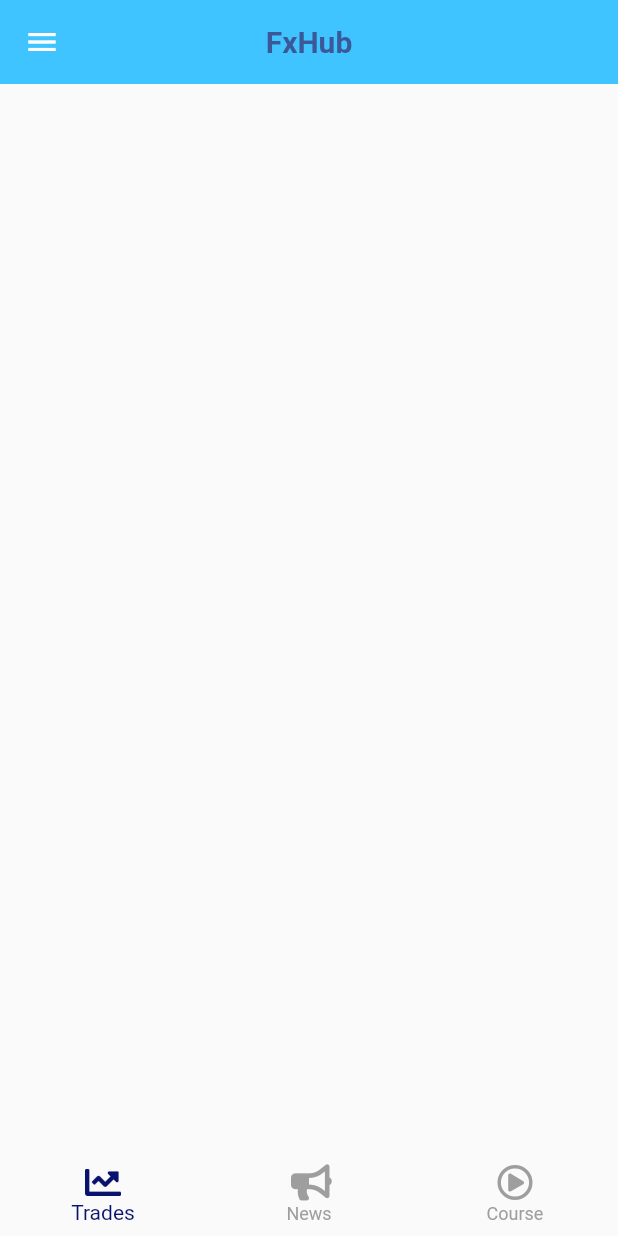
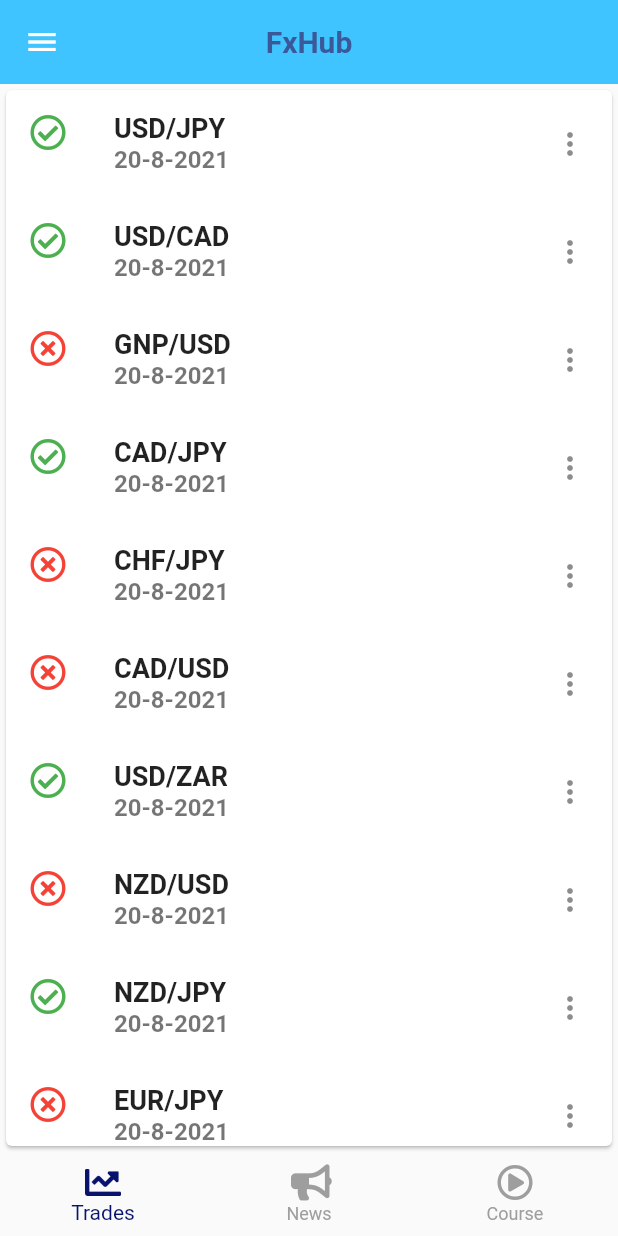
Before and after one commit to luqmantuke/FxHub, a Flutter app: the screen it shows once a user with an empty profile is signed in, on a phone screen of 412 x 824 dp. Run offline on Flutter 3.47's test engine with Material 2 defaults, Android fonts, the phone set to English and light mode, and no system bars; our stand-ins replace cloud_firestore, firebase_auth, firebase_core, font_awesome_flutter, google_sign_in; accounts and stored records are empty; network calls fail.

Commit message:
Done section A designing and displaying trades

```diff
--- a/lib/models/trade.dart
+++ b/lib/models/trade.dart
@@ -3,7 +3,7 @@
 class Trade {
   String pair;
   String id;
-  IconData result;
+  String result;
   DateTime dateTime;
 
   Trade(
--- a/lib/provider/trades.dart
+++ b/lib/provider/trades.dart
@@ -8,61 +8,61 @@
     Trade(
       id: 'tr1',
       pair: 'USD/JPY',
-      result: FontAwesomeIcons.checkCircle,
+      result: 'profit',
       dateTime: DateTime.now(),
     ),
     Trade(
       id: 'tr2',
       pair: 'USD/CAD',
-      result: FontAwesomeIcons.checkCircle,
+      result: 'profit',
       dateTime: DateTime.now(),
     ),
     Trade(
       id: 'tr3',
       pair: 'GNP/USD',
-      result: FontAwesomeIcons.timesCircle,
+      result: 'loss',
       dateTime: DateTime.now(),
     ),
     Trade(
       id: 'tr4',
       pair: 'CAD/JPY',
-      result: FontAwesomeIcons.checkCircle,
+      result: 'profit',
       dateTime: DateTime.now(),
     ),
     Trade(
       id: 'tr5',
       pair: 'CHF/JPY',
-      result: FontAwesomeIcons.timesCircle,
+      result: 'loss',
       dateTime: DateTime.now(),
     ),
     Trade(
       id: 'tr6',
       pair: 'CAD/USD',
-      result: FontAwesomeIcons.timesCircle,
+      result: 'loss',
       dateTime: DateTime.now(),
     ),
     Trade(
       id: 'tr7',
       pair: 'USD/ZAR',
-      result: FontAwesomeIcons.checkCircle,
+      result: 'profit',
       dateTime: DateTime.now(),
     ),
     Trade(
       id: 'tr8',
       pair: 'NZD/USD',
-      result: FontAwesomeIcons.timesCircle,
+      result: 'loss',
       dateTime: DateTime.now(),
     ),
     Trade(
       id: 'tr9',
       pair: 'NZD/JPY',
-      result: FontAwesomeIcons.checkCircle,
+      result: 'profit',
       dateTime: DateTime.now(),
     ),
     Trade(
       id: 'tr10',
       pair: 'EUR/JPY',
-      result: FontAwesomeIcons.timesCircle,
+      result: 'loss',
       dateTime: DateTime.now(),
     ),
   ];
--- a/lib/screens/homepage.dart
+++ b/lib/screens/homepage.dart
@@ -1,6 +1,7 @@
 import 'dart:ui';
 
 import 'package:firebaseauth/provider/trades.dart';
+import 'package:firebaseauth/widgets/list_trades.dart';
 import 'package:flutter/material.dart';
 import 'package:font_awesome_flutter/font_awesome_flutter.dart';
 import 'package:provider/provider.dart';
@@ -18,8 +19,6 @@
 class _HomePageState extends State<HomePage> {
   @override
   Widget build(BuildContext context) {
-    final tradeData = Provider.of<Trades>(context);
-
     return Scaffold(
         appBar: AppBar(
           backgroundColor: Colors.lightBlueAccent.withOpacity(1),
@@ -34,7 +33,7 @@
           ),
           elevation: 0.0,
         ),
-        body: ListTile(),
+        body: ListTrades(),
         drawer: Drawer(),
         bottomNavigationBar: BottomNavigationBar(
           elevation: 0.5,
--- /dev/null
+++ b/lib/widgets/list_trades.dart
@@ -0,0 +1,58 @@
+import 'package:flutter/material.dart';
+import 'package:font_awesome_flutter/font_awesome_flutter.dart';
+import 'package:provider/provider.dart';
+import 'package:firebase_core/firebase_core.dart';
+import 'package:cloud_firestore/cloud_firestore.dart';
+import 'package:firebaseauth/provider/trades.dart';
+
+class ListTrades extends StatefulWidget {
+  const ListTrades({Key? key}) : super(key: key);
+
+  @override
+  _ListTradesState createState() => _ListTradesState();
+}
+
+class _ListTradesState extends State<ListTrades> {
+  @override
+  Widget build(BuildContext context) {
+    // final tradeData = Provider.of<Trades>(context);
+    final profit = Icon(FontAwesomeIcons.checkCircle, color: Colors.green);
+    final loss = Icon(FontAwesomeIcons.timesCircle, color: Colors.red);
+
+    return Consumer<Trades>(
+      builder: (context, trades, child) {
+        return Container(
+          child: Card(
+              child: ListView.builder(
+            itemBuilder: (context, index) => ListTile(
+              leading: trades.trades[index].result == 'profit' ? profit : loss,
+              title: Text(trades.trades[index].pair,
+                  style: TextStyle(fontSize: 18, fontWeight: FontWeight.w600)),
+              subtitle: Row(
+                children: [
+                  Text(trades.trades[index].dateTime.day.toString(),
+                      style:
+                          TextStyle(fontSize: 16, fontWeight: FontWeight.w600)),
+                  Text("-",
+                      style:
+                          TextStyle(fontSize: 16, fontWeight: FontWeight.w600)),
+                  Text(trades.trades[index].dateTime.month.toString(),
+                      style:
+                          TextStyle(fontSize: 16, fontWeight: FontWeight.w600)),
+                  Text("-",
+                      style:
+                          TextStyle(fontSize: 16, fontWeight: FontWeight.w600)),
+                  Text(trades.trades[index].dateTime.year.toString(),
+                      style:
+                          TextStyle(fontSize: 16, fontWeight: FontWeight.w600)),
+                ],
+              ),
+              trailing: Icon(Icons.more_vert),
+            ),
+            itemCount: trades.trades.length,
+          )),
+        );
+      },
+    );
+  }
+}
```
